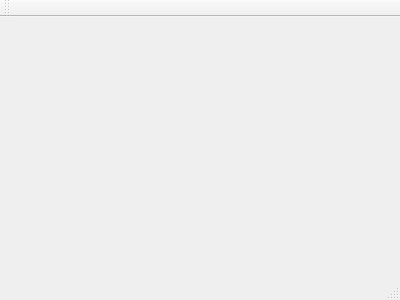
Above: SINS/code/SINS/MainWindow.ui from FlashOpen-Go/QtExampleCode before the change. Below: the same form after it.
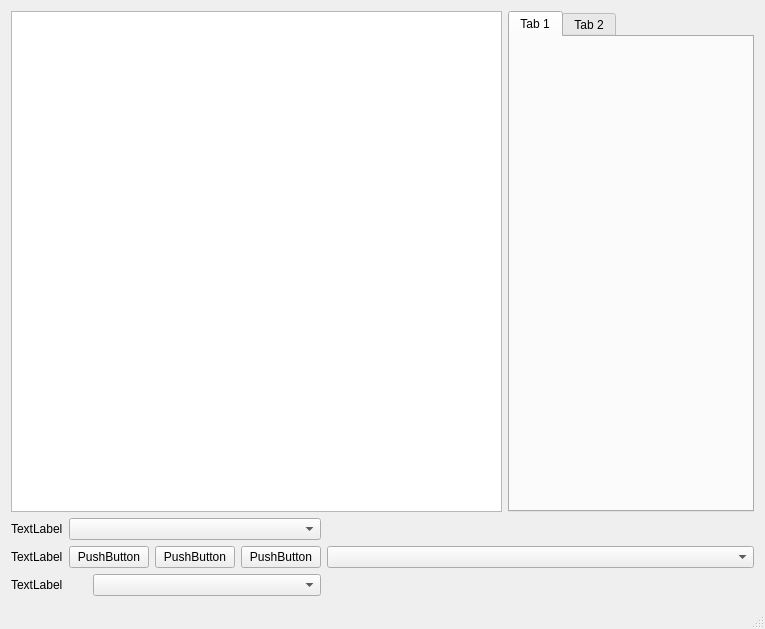
That is the form after the change.

Commit message: 添加初始界面的UI文件

The edit to the form file:
```diff
--- a/SINS/code/SINS/MainWindow.ui
+++ b/SINS/code/SINS/MainWindow.ui
@@ -1,24 +1,140 @@
 <ui version="4.0">
  <class>MainWindow</class>
- <widget class="QMainWindow" name="MainWindow" >
-  <property name="geometry" >
+ <widget class="QMainWindow" name="MainWindow">
+  <property name="geometry">
    <rect>
     <x>0</x>
     <y>0</y>
-    <width>400</width>
-    <height>300</height>
+    <width>765</width>
+    <height>629</height>
    </rect>
   </property>
   <property name="windowTitle" >
    <string>MainWindow</string>
   </property>
-  <widget class="QMenuBar" name="menuBar" />
-  <widget class="QToolBar" name="mainToolBar" />
-  <widget class="QWidget" name="centralWidget" />
-  <widget class="QStatusBar" name="statusBar" />
+  <widget class="QWidget" name="centralWidget">
+   <layout class="QVBoxLayout" name="verticalLayout_2" stretch="6,1">
+    <item>
+     <layout class="QHBoxLayout" name="horizontalLayout" stretch="2,1">
+      <item>
+       <widget class="QTextEdit" name="textEdit">
+        <property name="html">
+         <string>&lt;!DOCTYPE HTML PUBLIC &quot;-//W3C//DTD HTML 4.0//EN&quot; &quot;http://www.w3.org/TR/REC-html40/strict.dtd&quot;&gt;
+&lt;html&gt;&lt;head&gt;&lt;meta name=&quot;qrichtext&quot; content=&quot;1&quot; /&gt;&lt;style type=&quot;text/css&quot;&gt;
+p, li { white-space: pre-wrap; }
+&lt;/style&gt;&lt;/head&gt;&lt;body style=&quot; font-family:'SimSun'; font-size:9pt; font-weight:400; font-style:normal;&quot;&gt;
+&lt;p style=&quot;-qt-paragraph-type:empty; margin-top:0px; margin-bottom:0px; margin-left:0px; margin-right:0px; -qt-block-indent:0; text-indent:0px;&quot;&gt;&lt;br /&gt;&lt;/p&gt;&lt;/body&gt;&lt;/html&gt;</string>
+        </property>
+       </widget>
+      </item>
+      <item>
+       <widget class="QTabWidget" name="tabWidget">
+        <property name="currentIndex">
+         <number>0</number>
+        </property>
+        <widget class="QWidget" name="tab">
+         <attribute name="title">
+          <string>Tab 1</string>
+         </attribute>
+        </widget>
+        <widget class="QWidget" name="tab_2">
+         <attribute name="title">
+          <string>Tab 2</string>
+         </attribute>
+        </widget>
+       </widget>
+      </item>
+     </layout>
+    </item>
+    <item>
+     <layout class="QHBoxLayout" name="horizontalLayout_2" stretch="1,8">
+      <item>
+       <layout class="QVBoxLayout" name="verticalLayout">
+        <item>
+         <layout class="QHBoxLayout" name="horizontalLayout_4" stretch="1,5">
+          <item>
+           <widget class="QLabel" name="label">
+            <property name="text">
+             <string>TextLabel</string>
+            </property>
+           </widget>
+          </item>
+          <item>
+           <widget class="QComboBox" name="comboBox_2"/>
+          </item>
+         </layout>
+        </item>
+        <item>
+         <layout class="QHBoxLayout" name="horizontalLayout_5" stretch="1,2,1,2">
+          <item>
+           <widget class="QLabel" name="label_2">
+            <property name="text">
+             <string>TextLabel</string>
+            </property>
+           </widget>
+          </item>
+          <item>
+           <widget class="QPushButton" name="pushButton">
+            <property name="text">
+             <string>PushButton</string>
+            </property>
+           </widget>
+          </item>
+          <item>
+           <widget class="QPushButton" name="pushButton_3">
+            <property name="text">
+             <string>PushButton</string>
+            </property>
+           </widget>
+          </item>
+          <item>
+           <widget class="QPushButton" name="pushButton_2">
+            <property name="text">
+             <string>PushButton</string>
+            </property>
+           </widget>
+          </item>
+         </layout>
+        </item>
+        <item>
+         <layout class="QHBoxLayout" name="horizontalLayout_6" stretch="1,3">
+          <item>
+           <widget class="QLabel" name="label_3">
+            <property name="text">
+             <string>TextLabel</string>
+            </property>
+           </widget>
+          </item>
+          <item>
+           <widget class="QComboBox" name="comboBox_3"/>
+          </item>
+         </layout>
+        </item>
+       </layout>
+      </item>
+      <item>
+       <widget class="QComboBox" name="comboBox"/>
+      </item>
+     </layout>
+    </item>
+   </layout>
+  </widget>
+  <widget class="QMenuBar" name="menuBar">
+   <property name="enabled">
+    <bool>false</bool>
+   </property>
+   <property name="geometry">
+    <rect>
+     <x>0</x>
+     <y>0</y>
+     <width>765</width>
+     <height>23</height>
+    </rect>
+   </property>
+  </widget>
+  <widget class="QStatusBar" name="statusBar"/>
  </widget>
- <layoutDefault spacing="6" margin="11" />
- <pixmapfunction></pixmapfunction>
+ <layoutdefault spacing="6" margin="11"/>
  <resources/>
  <connections/>
 </ui>
```
Left out of the diff: 3 changed lines with no effect on the pictures.
